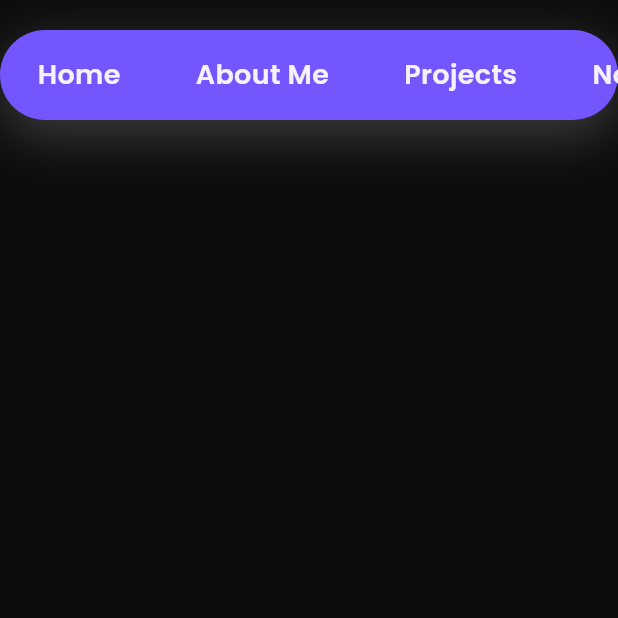
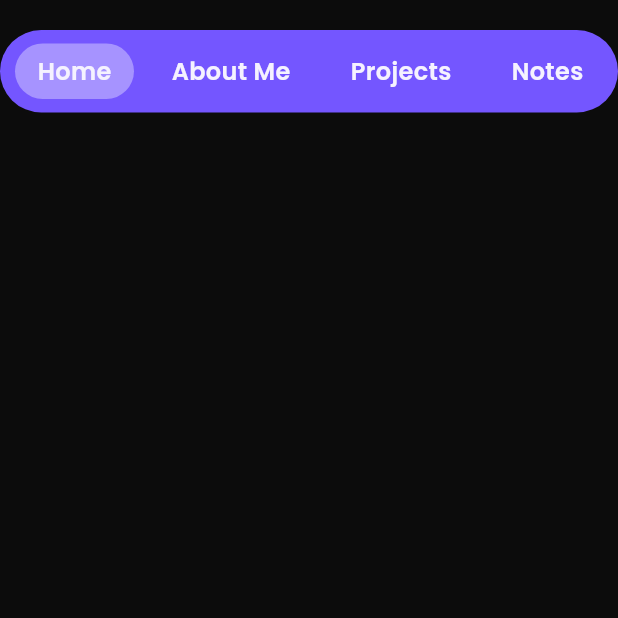
Before and after one commit to Imdvlpr99/PersonalPortofolio, a Flutter app: the screen it shows after launch, on a phone screen of 412 x 824 dp, the top half of it. Run offline on Flutter 3.47's test engine with Material 3 defaults, Android fonts, the phone set to English and light mode, and no system bars; our stand-ins replace google_fonts, logger, lottie.

Commit message:
fix : complete custom navigation bar

```diff
--- a/lib/widgets/custom_nav_bar.dart
+++ b/lib/widgets/custom_nav_bar.dart
@@ -1,6 +1,7 @@
 import 'package:flutter/cupertino.dart';
 import 'package:flutter/material.dart';
 import 'package:personal_portofolio/utils/constants.dart';
+import 'package:personal_portofolio/utils/utils.dart';
 import 'package:personal_portofolio/widgets/rounded_field.dart';
 
 class CustomNavBar extends StatefulWidget {
@@ -18,44 +19,54 @@ class CustomNavBar extends StatefulWidget {
 }
 
 class CustomNavBarState extends State<CustomNavBar> {
-  var currentIndex = 0;
+  var selectedIndex = 0;
 
   @override
   Widget build(BuildContext context) {
     return Center(
       child: Container(
-        height: 60,
+        height: 55,
         decoration: BoxDecoration(
           color: mainColor,
           borderRadius: BorderRadius.circular(55),
-          boxShadow: [
-            BoxShadow(
-              color: primaryGray.withOpacity(0.5),
-              blurRadius: 30,
-              offset: const Offset(0, 10),
-            ),
-          ],
         ),
         child: SingleChildScrollView(
           scrollDirection: Axis.horizontal,
+          child: Padding(
+            padding: const EdgeInsets.symmetric(horizontal: 5),
             child: Row(
               mainAxisAlignment: MainAxisAlignment.center,
-            crossAxisAlignment: CrossAxisAlignment.center,
-            children: widget.menuList.map((menuText) {
+              children: widget.menuList.asMap().entries.map((entry) {
+                String menuText = entry.value;
+
                 return Padding(
-                padding: const EdgeInsets.symmetric(horizontal: 10),
+                  padding: const EdgeInsets.symmetric(horizontal: 5),
+                  child: InkWell(
+                    onTap: () {
+                      setState(() {
+                        selectedIndex = entry.key;
+                      });
+                      widget.onMenuChange?.call(selectedIndex);
+                      Utils.getLogger().d(selectedIndex);
+                    },
+                    child: Center(
                       child: RoundedField(
                         text: menuText,
                         backgroundColor: tertiaryPurple,
                         borderRadius: 50,
                         paddingVertical: 7,
                         paddingHorizontal: 15,
+                        fontSize: 16,
+                        isEnabled: selectedIndex == entry.key,
+                      ),
+                    ),
                   ),
                 );
               }).toList(),
             ),
           ),
         ),
+      ),
     );
   }
 }
```
Lines whose indentation alone changed are shown as unchanged.
